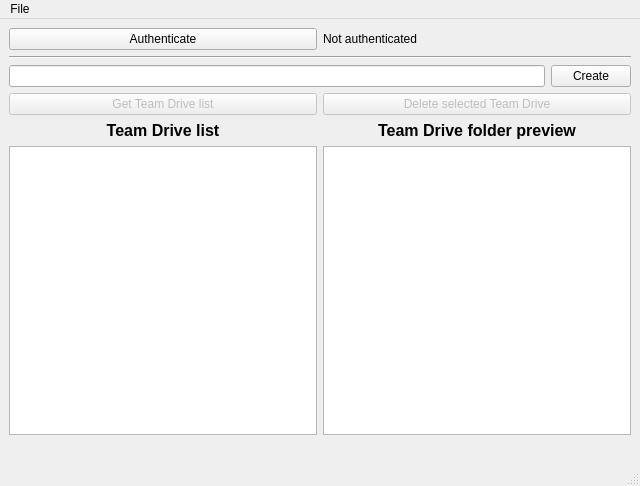
Before: the Qt Designer form examples/teamdrive/ui/main.ui in KDE/libkgapi, drawn with Qt 5.
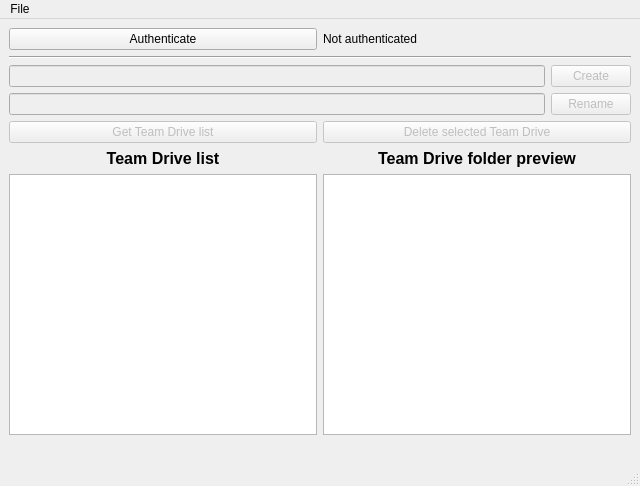
After: the same form once the commit is applied.

Commit message:
Add TeamdriveModifyJob and update teamdrive example to allow renaming a Team Drive.
Summary: Add TeamdriveModifyJob and add missing setters to Teamdrive.

Test Plan: Add TeamdriveModifyJobTest for Team Drive renaming test and update team drive example allowing to rename selected Team Drives.

Reviewers: dvratil

Reviewed By: dvratil

Subscribers: kde-pim, #libkgapi

Tags: #libkgapi, #kde_pim

Maniphest Tasks: T10521

The edit to the form file:
```diff
--- a/examples/teamdrive/ui/main.ui
+++ b/examples/teamdrive/ui/main.ui
@@ -43,10 +43,17 @@
     <item>
      <layout class="QHBoxLayout" name="newTeamdriveLayout">
       <item>
-       <widget class="QLineEdit" name="newTeamdriveEdit"/>
+       <widget class="QLineEdit" name="newTeamdriveEdit">
+        <property name="enabled">
+         <bool>false</bool>
+        </property>
+       </widget>
       </item>
       <item>
        <widget class="QPushButton" name="newTeamdriveButton">
+        <property name="enabled">
+         <bool>false</bool>
+        </property>
         <property name="text">
          <string>Create</string>
         </property>
@@ -54,6 +61,27 @@
       </item>
      </layout>
     </item>
+    <item>
+     <layout class="QHBoxLayout" name="renameTeamdriveLayout">
+      <item>
+       <widget class="QLineEdit" name="renameTeamdriveEdit">
+        <property name="enabled">
+         <bool>false</bool>
+        </property>
+       </widget>
+      </item>
+      <item>
+       <widget class="QPushButton" name="renameTeamdriveButton">
+        <property name="enabled">
+         <bool>false</bool>
+        </property>
+        <property name="text">
+         <string>Rename</string>
+        </property>
+       </widget>
+      </item>
+     </layout>
+    </item>
     <item>
      <layout class="QHBoxLayout" name="horizontalLayout">
       <item>
```
The commit also changes 12 other files.
